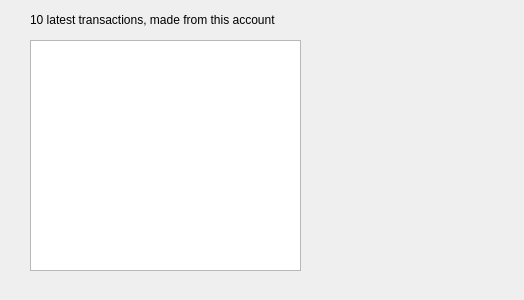
Old version of the form frontend/transactionwindow.ui in the repository 22kmo-project/group_7.
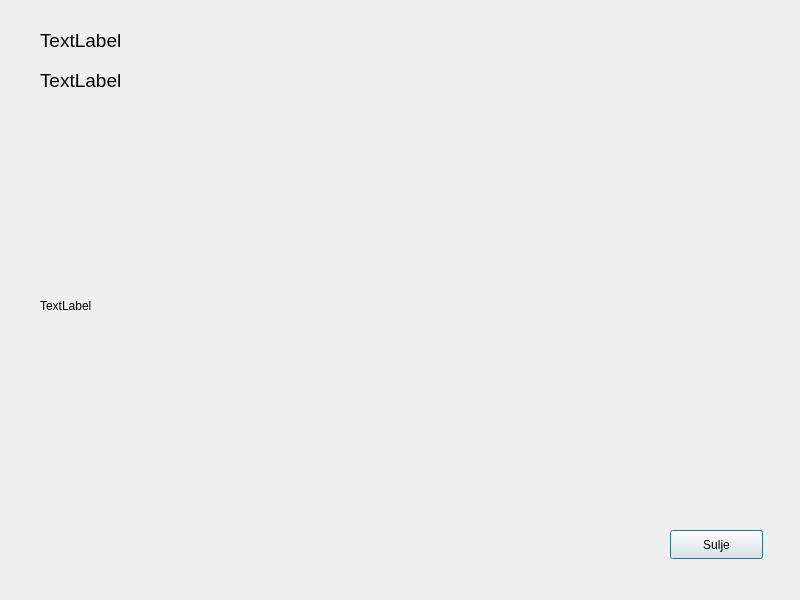
New version of the form.

Patch:
```diff
--- a/frontend/transactionwindow.ui
+++ b/frontend/transactionwindow.ui
@@ -6,8 +6,8 @@
    <rect>
     <x>0</x>
     <y>0</y>
-    <width>524</width>
-    <height>300</height>
+    <width>800</width>
+    <height>600</height>
    </rect>
   </property>
   <property name="windowTitle">
@@ -16,24 +16,63 @@
   <widget class="QLabel" name="label">
    <property name="geometry">
     <rect>
-     <x>30</x>
-     <y>10</y>
-     <width>431</width>
+     <x>40</x>
+     <y>30</y>
+     <width>191</width>
      <height>20</height>
     </rect>
    </property>
+   <property name="font">
+    <font>
+     <pointsize>14</pointsize>
+    </font>
+   </property>
    <property name="text">
-    <string>10 latest transactions, made from this account</string>
+    <string>TextLabel</string>
    </property>
   </widget>
-  <widget class="QTextEdit" name="textEdit">
+  <widget class="QLabel" name="label_2_balance">
    <property name="geometry">
     <rect>
-     <x>30</x>
-     <y>40</y>
-     <width>271</width>
-     <height>231</height>
+     <x>40</x>
+     <y>70</y>
+     <width>191</width>
+     <height>20</height>
     </rect>
+   </property>
+   <property name="font">
+    <font>
+     <pointsize>14</pointsize>
+    </font>
+   </property>
+   <property name="text">
+    <string>TextLabel</string>
+   </property>
+  </widget>
+  <widget class="QPushButton" name="pushButtonClose">
+   <property name="geometry">
+    <rect>
+     <x>670</x>
+     <y>530</y>
+     <width>93</width>
+     <height>29</height>
+    </rect>
+   </property>
+   <property name="text">
+    <string>Sulje</string>
+   </property>
+  </widget>
+  <widget class="QLabel" name="label_transact">
+   <property name="geometry">
+    <rect>
+     <x>40</x>
+     <y>130</y>
+     <width>671</width>
+     <height>351</height>
+    </rect>
+   </property>
+   <property name="text">
+    <string>TextLabel</string>
    </property>
   </widget>
  </widget>
```
Left out of the diff: 2 changed lines with no effect on the pictures.
